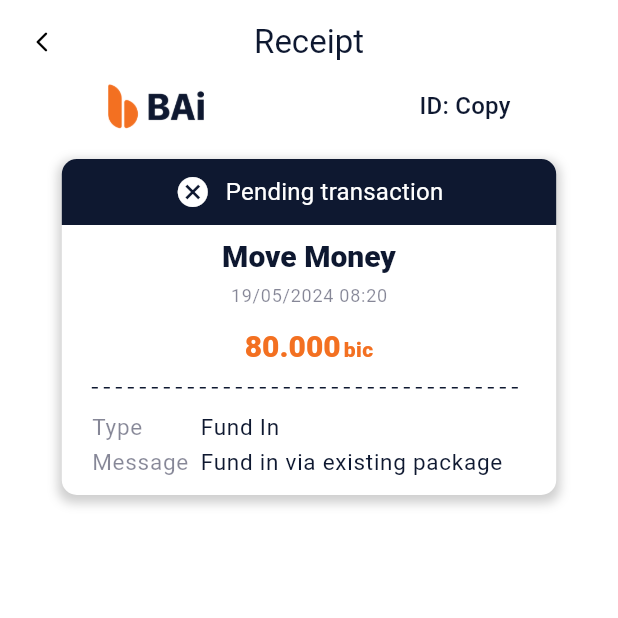
After one commit to 3mallrice/fptu_bike_parking_system, a Flutter app: the ReceiptScreen screen opened by its route, on a phone screen of 412 x 824 dp, the top half of it. The commit adds this screen. Run offline on Flutter 3.47's test engine with Material 3 defaults, Android fonts, the phone set to English and light mode, and no system bars; drawn by our look-alikes of dotted_line; our stand-ins replace firebase_core, firebase_storage, flutter_image_slideshow, font_awesome_flutter, geolocator, google_fonts and 7 more; missing offline and left inert: transition; accounts and stored records are empty.

Commit message:
[3mallrice][add new color, add new receipt screen]

```diff
--- a/lib/core/const/frondend/color_const.dart
+++ b/lib/core/const/frondend/color_const.dart
@@ -8,6 +8,8 @@ class ColorLightMode {
   static const Color dividerColor = Color(0xFFD9D9D9);
   static Color secondaryText = const Color(0xFF0E1030).withOpacity(0.5);
   static const Color primaryGray = Color(0xFFE5E5E5);
+  static const Color success = Color(0xFF00A676);
+  static const Color fail = Color(0xFFF42B03);
 }
 
 class ColorDarkMode {
--- a/lib/core/theme/theme.dart
+++ b/lib/core/theme/theme.dart
@@ -37,6 +37,8 @@ ThemeData lightMode = ThemeData(
     outlineVariant: ColorLightMode.dividerColor,
     outline: ColorLightMode.primaryText,
     onSecondary: ColorLightMode.secondaryText,
+    error: ColorLightMode.fail,
+    onError: ColorLightMode.success,
   ),
   dividerColor: ColorLightMode.primaryText,
   useMaterial3: true,
--- a/lib/representation/login.dart
+++ b/lib/representation/login.dart
@@ -26,7 +26,7 @@ class _LoginScreenState extends State<LoginScreen> {
               Column(
                 children: [
                   SizedBox(
-                      height: MediaQuery.of(context).size.height * 0.3,
+                    height: MediaQuery.of(context).size.height * 0.27,
                   ),
                   Image.asset(
                     AssetHelper.imgLogo,
@@ -43,8 +43,7 @@ class _LoginScreenState extends State<LoginScreen> {
                     width: MediaQuery.of(context).size.width * 0.8,
                     child: Text(
                       'Welcome!',
-                        style:
-                            Theme.of(context).textTheme.displayLarge!.copyWith(
+                      style: Theme.of(context).textTheme.displayLarge!.copyWith(
                             color: Theme.of(context).primaryColor,
                             fontSize: 40,
                           ),
@@ -120,9 +119,8 @@ class _LoginScreenState extends State<LoginScreen> {
                                 .textTheme
                                 .displayMedium!
                                 .copyWith(
-                                    color: Theme.of(context)
-                                        .colorScheme
-                                        .background,
+                                  color:
+                                      Theme.of(context).colorScheme.background,
                                   fontSize: 20,
                                   fontWeight: FontWeight.bold,
                                 ),
@@ -133,13 +131,7 @@ class _LoginScreenState extends State<LoginScreen> {
                   ),
                 ],
               ),
-              ],
-            ),
-          ),
-        ),
-
-        // (c) Powered by Bai Parking
-        bottomNavigationBar: Container(
+              Container(
                 height: MediaQuery.of(context).size.height * 0.1,
                 alignment: Alignment.center,
                 child: Text(
@@ -149,6 +141,11 @@ class _LoginScreenState extends State<LoginScreen> {
                         fontSize: 15,
                       ),
                 ),
-        ));
+              ),
+            ],
+          ),
+        ),
+      ),
+    );
   }
 }
--- a/lib/representation/payos.dart
+++ b/lib/representation/payos.dart
@@ -5,6 +5,7 @@ import 'package:flutter/services.dart';
 import 'package:fptu_bike_parking_system/component/app_bar_component.dart';
 import 'package:fptu_bike_parking_system/component/shadow_button.dart';
 import 'package:fptu_bike_parking_system/component/shadow_container.dart';
+import 'package:fptu_bike_parking_system/representation/receipt.dart';
 import 'package:pretty_qr_code/pretty_qr_code.dart';
 import 'package:fptu_bike_parking_system/core/helper/asset_helper.dart';
 
@@ -287,9 +288,8 @@ class _PayOsScreenState extends State<PayOsScreen> {
                 ),
                 const SizedBox(height: 20),
                 GestureDetector(
-                  onTap: () {
-                    //TODO
-                  },
+                  onTap: () =>
+                      Navigator.of(context).pushNamed(ReceiptScreen.routeName),
                   child: const ShadowButton(
                     buttonTitle: 'CONFIRM',
                     margin: EdgeInsets.symmetric(vertical: 20),
--- /dev/null
+++ b/lib/representation/receipt.dart
@@ -0,0 +1,251 @@
+import 'package:dotted_line/dotted_line.dart';
+import 'package:flutter/material.dart';
+import 'package:fptu_bike_parking_system/component/app_bar_component.dart';
+import 'package:fptu_bike_parking_system/component/shadow_container.dart';
+import 'package:fptu_bike_parking_system/core/helper/asset_helper.dart';
+
+class ReceiptScreen extends StatefulWidget {
+  const ReceiptScreen({super.key});
+
+  static const String routeName = '/receipt_screen';
+
+  @override
+  State<ReceiptScreen> createState() => _ReceiptScreenState();
+}
+
+class _ReceiptScreenState extends State<ReceiptScreen> {
+  @override
+  Widget build(BuildContext context) {
+    String status = "pending";
+    Color statusColor;
+    String statusText;
+    IconData statusIcon;
+
+    switch (status) {
+      case "fail":
+        statusColor = Theme.of(context).colorScheme.error;
+        statusText = "Fail transaction";
+        statusIcon = Icons.pending;
+        break;
+      case "successful":
+        statusColor = Theme.of(context).colorScheme.onError;
+        statusText = "Successful transaction";
+        statusIcon = Icons.check_circle;
+        break;
+      case "pending":
+      default:
+        statusColor = Theme.of(context).colorScheme.outline;
+        statusText = "Pending transaction";
+        statusIcon = Icons.cancel;
+    }
+
+    return Scaffold(
+      appBar: const AppBarCom(
+        leading: true,
+        appBarText: 'Receipt',
+      ),
+      body: SingleChildScrollView(
+        child: Align(
+          alignment: Alignment.topCenter,
+          child: Column(
+            crossAxisAlignment: CrossAxisAlignment.center,
+            mainAxisAlignment: MainAxisAlignment.center,
+            children: [
+              Row(
+                mainAxisAlignment: MainAxisAlignment.spaceAround,
+                crossAxisAlignment: CrossAxisAlignment.center,
+                children: [
+                  const Image(
+                    image: AssetImage(AssetHelper.baiLogo),
+                    height: 30,
+                    fit: BoxFit.contain,
+                  ),
+                  Text(
+                    'ID: Copy',
+                    style: Theme.of(context).textTheme.titleMedium!.copyWith(
+                          fontWeight: FontWeight.w500,
+                        ),
+                  ),
+                ],
+              ),
+              ShadowContainer(
+                width: MediaQuery.of(context).size.width * 0.8,
+                padding: const EdgeInsets.all(0),
+                margin: const EdgeInsets.only(top: 20),
+                child: Column(
+                  crossAxisAlignment: CrossAxisAlignment.center,
+                  mainAxisAlignment: MainAxisAlignment.center,
+                  children: [
+                    Container(
+                      alignment: Alignment.center,
+                      decoration: BoxDecoration(
+                        color: statusColor,
+                        borderRadius: const BorderRadius.only(
+                          topLeft: Radius.circular(10),
+                          topRight: Radius.circular(10),
+                        ),
+                      ),
+                      padding: const EdgeInsets.all(10),
+                      child: Row(
+                        mainAxisAlignment: MainAxisAlignment.center,
+                        crossAxisAlignment: CrossAxisAlignment.center,
+                        children: [
+                          Icon(
+                            statusIcon,
+                            color: Theme.of(context).colorScheme.background,
+                          ),
+                          const SizedBox(width: 10),
+                          Text(
+                            statusText,
+                            style: Theme.of(context)
+                                .textTheme
+                                .titleMedium!
+                                .copyWith(
+                                  color:
+                                      Theme.of(context).colorScheme.background,
+                                  fontWeight: FontWeight.normal,
+                                ),
+                          ),
+                        ],
+                      ),
+                    ),
+                    Container(
+                      margin: const EdgeInsets.symmetric(vertical: 10),
+                      alignment: Alignment.center,
+                      decoration: const BoxDecoration(
+                        borderRadius: BorderRadius.only(
+                          bottomLeft: Radius.circular(10),
+                          bottomRight: Radius.circular(10),
+                        ),
+                      ),
+                      child: Column(
+                        mainAxisAlignment: MainAxisAlignment.center,
+                        crossAxisAlignment: CrossAxisAlignment.center,
+                        children: [
+                          Text(
+                            'Move Money',
+                            style: Theme.of(context)
+                                .textTheme
+                                .displayMedium!
+                                .copyWith(
+                                  fontWeight: FontWeight.w900,
+                                  fontSize: 20,
+                                ),
+                          ),
+                          const SizedBox(height: 5),
+                          Text(
+                            '19/05/2024 08:20',
+                            style: Theme.of(context)
+                                .textTheme
+                                .labelSmall!
+                                .copyWith(
+                                  color:
+                                      Theme.of(context).colorScheme.onSecondary,
+                                ),
+                          ),
+                          const SizedBox(height: 15),
+                          Row(
+                            mainAxisAlignment: MainAxisAlignment.center,
+                            crossAxisAlignment: CrossAxisAlignment.end,
+                            children: [
+                              Text(
+                                '80.000',
+                                style: Theme.of(context)
+                                    .textTheme
+                                    .displayMedium!
+                                    .copyWith(
+                                      fontWeight: FontWeight.w900,
+                                      fontSize: 20,
+                                      color:
+                                          Theme.of(context).colorScheme.primary,
+                                    ),
+                              ),
+                              const SizedBox(width: 2),
+                              Text(
+                                'bic',
+                                style: Theme.of(context)
+                                    .textTheme
+                                    .bodyMedium!
+                                    .copyWith(
+                                      fontWeight: FontWeight.w900,
+                                      color:
+                                          Theme.of(context).colorScheme.primary,
+                                    ),
+                              ),
+                            ],
+                          ),
+                          Container(
+                            margin: const EdgeInsets.symmetric(vertical: 15),
+                            padding: const EdgeInsets.symmetric(horizontal: 20),
+                            child: DottedLine(
+                              direction: Axis.horizontal,
+                              alignment: WrapAlignment.center,
+                              lineLength: double.infinity,
+                              lineThickness: 1.0,
+                              dashColor: Theme.of(context).colorScheme.outline,
+                            ),
+                          ),
+                          Padding(
+                            padding:
+                                const EdgeInsets.symmetric(horizontal: 20.0),
+                            child: Table(
+                              columnWidths: const {
+                                0: FractionColumnWidth(0.25) // Cột đầu tiên
+                              },
+                              children: [
+                                TableRow(
+                                  children: [
+                                    Text(
+                                      'Type',
+                                      style:
+                                          Theme.of(context).textTheme.bodyLarge,
+                                    ),
+                                    Text(
+                                      'Fund In',
+                                      style: Theme.of(context)
+                                          .textTheme
+                                          .bodyLarge!
+                                          .copyWith(
+                                            color: Theme.of(context)
+                                                .colorScheme
+                                                .outline,
+                                          ),
+                                    ),
+                                  ],
+                                ),
+                                TableRow(
+                                  children: [
+                                    Text(
+                                      'Message',
+                                      style:
+                                          Theme.of(context).textTheme.bodyLarge,
+                                    ),
+                                    Text(
+                                      'Fund in via existing package',
+                                      style: Theme.of(context)
+                                          .textTheme
+                                          .bodyLarge!
+                                          .copyWith(
+                                            color: Theme.of(context)
+                                                .colorScheme
+                                                .outline,
+                                          ),
+                                    ),
+                                  ],
+                                ),
+                              ],
+                            ),
+                          ),
+                        ],
+                      ),
+                    ),
+                  ],
+                ),
+              ),
+            ],
+          ),
+        ),
+      ),
+    );
+  }
+}
--- a/lib/route.dart
+++ b/lib/route.dart
@@ -13,6 +13,7 @@ import 'package:fptu_bike_parking_system/representation/navigation_bar.dart';
 import 'package:fptu_bike_parking_system/representation/payment.dart';
 import 'package:fptu_bike_parking_system/representation/payos.dart';
 import 'package:fptu_bike_parking_system/representation/profile.dart';
+import 'package:fptu_bike_parking_system/representation/receipt.dart';
 import 'package:fptu_bike_parking_system/representation/splash_screen.dart';
 import 'package:fptu_bike_parking_system/representation/wallet_extra_screen.dart';
 import 'package:fptu_bike_parking_system/representation/wallet_screen.dart';
@@ -44,4 +45,5 @@ final Map<String, WidgetBuilder> routes = {
   HistoryScreen.routeName: (context) => const HistoryScreen(),
   WalletExtraScreen.routeName: (context) => const WalletExtraScreen(),
   PaymentScreen.routeName: (context) => const PaymentScreen(),
+  ReceiptScreen.routeName: (context) => const ReceiptScreen(),
 };
```
Lines whose indentation alone changed are shown as unchanged.
